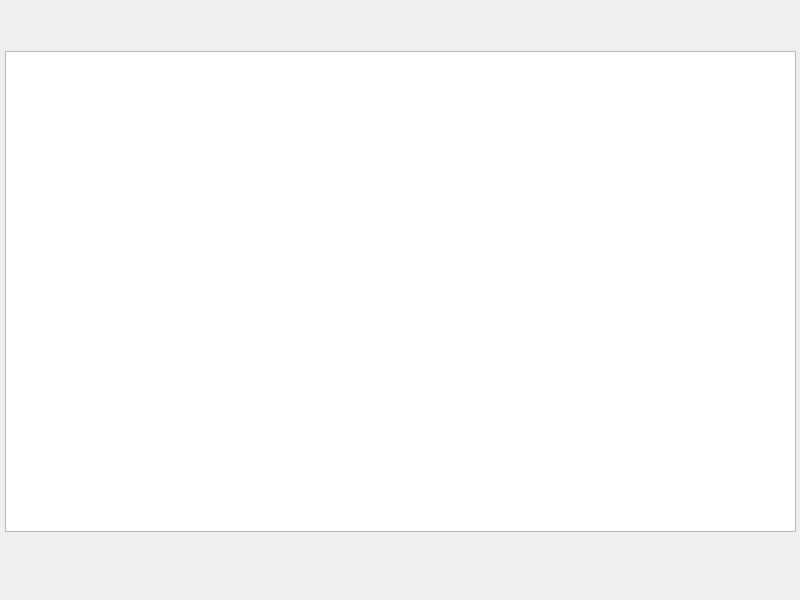
The window that partslistwidget.ui (Gandalf404/BuildingPlaces) describes before a commit, drawn with Qt 5.
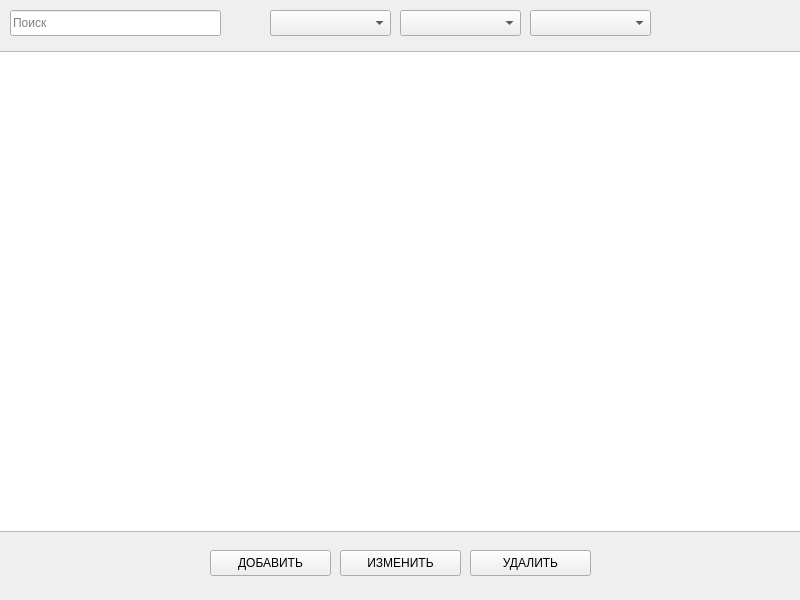
The same window after the commit.

The edit to the form file:
```diff
--- a/partslistwidget.ui
+++ b/partslistwidget.ui
@@ -22,9 +22,9 @@
   <widget class="QTableView" name="partsListTableView">
    <property name="geometry">
     <rect>
-     <x>5</x>
+     <x>-5</x>
      <y>51</y>
-     <width>791</width>
+     <width>811</width>
      <height>481</height>
     </rect>
    </property>
@@ -35,6 +35,91 @@
     <number>175</number>
    </attribute>
   </widget>
+  <widget class="QPushButton" name="addPartPushButton">
+   <property name="geometry">
+    <rect>
+     <x>210</x>
+     <y>550</y>
+     <width>121</width>
+     <height>26</height>
+    </rect>
+   </property>
+   <property name="text">
+    <string>ДОБАВИТЬ</string>
+   </property>
+  </widget>
+  <widget class="QPushButton" name="editPartPushButton">
+   <property name="geometry">
+    <rect>
+     <x>340</x>
+     <y>550</y>
+     <width>121</width>
+     <height>26</height>
+    </rect>
+   </property>
+   <property name="text">
+    <string>ИЗМЕНИТЬ</string>
+   </property>
+  </widget>
+  <widget class="QPushButton" name="deletePartPushButton">
+   <property name="geometry">
+    <rect>
+     <x>470</x>
+     <y>550</y>
+     <width>121</width>
+     <height>26</height>
+    </rect>
+   </property>
+   <property name="text">
+    <string>УДАЛИТЬ</string>
+   </property>
+  </widget>
+  <widget class="QLineEdit" name="searchLineEdit">
+   <property name="geometry">
+    <rect>
+     <x>10</x>
+     <y>10</y>
+     <width>211</width>
+     <height>26</height>
+    </rect>
+   </property>
+   <property name="text">
+    <string/>
+   </property>
+   <property name="placeholderText">
+    <string>Поиск</string>
+   </property>
+  </widget>
+  <widget class="QComboBox" name="partIdComboBox">
+   <property name="geometry">
+    <rect>
+     <x>270</x>
+     <y>10</y>
+     <width>121</width>
+     <height>26</height>
+    </rect>
+   </property>
+  </widget>
+  <widget class="QComboBox" name="kitIdComboBox">
+   <property name="geometry">
+    <rect>
+     <x>400</x>
+     <y>10</y>
+     <width>121</width>
+     <height>26</height>
+    </rect>
+   </property>
+  </widget>
+  <widget class="QComboBox" name="partNameComboBox">
+   <property name="geometry">
+    <rect>
+     <x>530</x>
+     <y>10</y>
+     <width>121</width>
+     <height>26</height>
+    </rect>
+   </property>
+  </widget>
  </widget>
  <resources/>
  <connections/>
```
Left out of the diff: 6 changed lines with no effect on the pictures.
